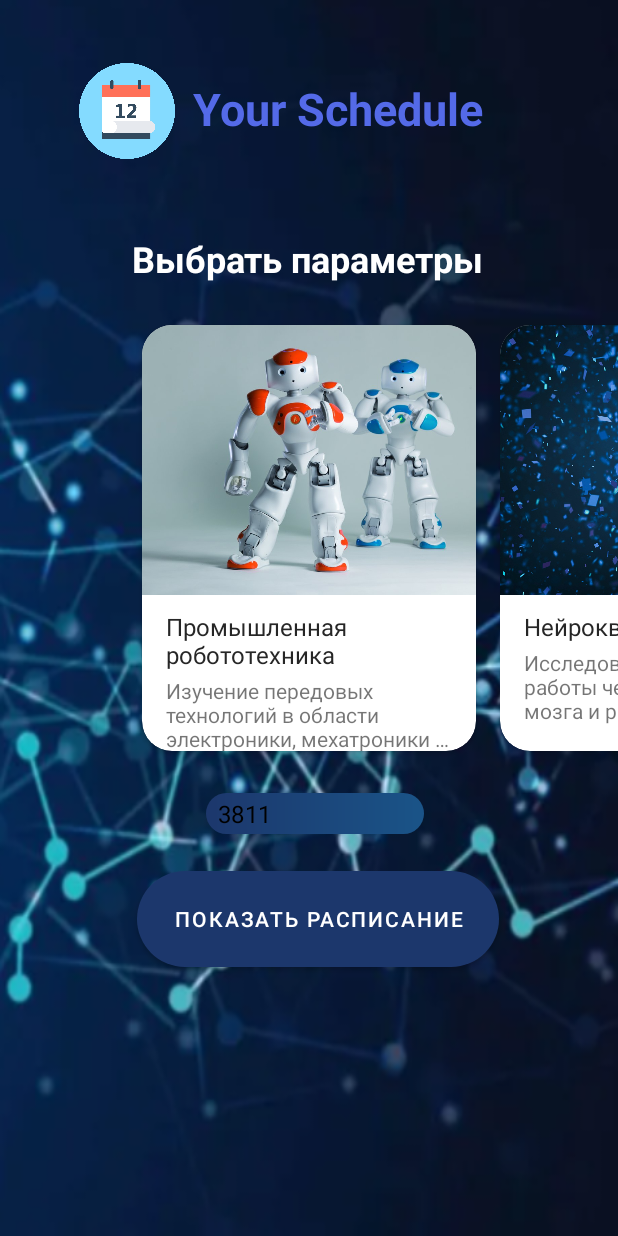
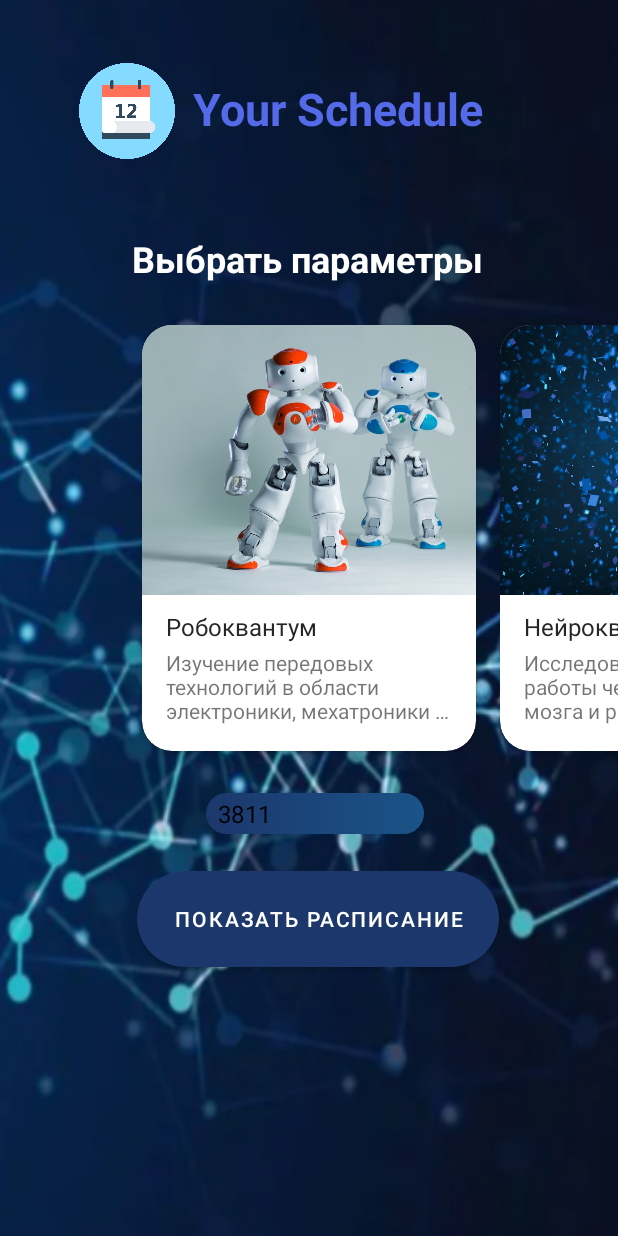
Before and after one commit to Kvantorium16/schedule, an Android app: the screen it shows after launch (MainActivity), on a phone screen of 412 x 824 dp. Run offline under Robolectric (Android 15) with nearby library versions, the light colour scheme and no system bars; Roboto replaces fonts that are not available here.

Commit message:
New subjects

```diff
--- a/app/src/main/java/com/example/schedule/MainActivity.kt
+++ b/app/src/main/java/com/example/schedule/MainActivity.kt
@@ -41,7 +41,7 @@ class MainActivity : AppCompatActivity() {
         (models as ArrayList<Model>).add(
                 Model(
                         R.drawable.robot,
-                        "Промышленная робототехника",
+                        "Робоквантум",
                         "Изучение передовых технологий в области электроники, мехатроники и программирования, конструирование и программирование роботов."
                 )
         )
@@ -79,6 +79,39 @@ class MainActivity : AppCompatActivity() {
                         "Геоквантум",
                         "Работа с дистанционным зондированием Земли, обучение картографии и проектированию виртуальных карт местности."
                 )
+
+        )
+        (models as ArrayList<Model>).add(
+            Model(
+                R.drawable.kvant3d,
+                "3D-моделирование",
+                "Создание прототипов устройств, создание моделей, работа с 3D- графикой и анимация конструкторских решений."
+            )
+
+        )
+        (models as ArrayList<Model>).add(
+            Model(
+                R.drawable.proto,
+                "Прототипирование",
+                "Создание прототипов устройств, создание моделей, работа с 3D- графикой и анимация конструкторских решений."
+            )
+
+        )
+        (models as ArrayList<Model>).add(
+            Model(
+                R.drawable.vrar,
+                "VR/AR-квантум",
+                "Создание приложений виртуальной и дополненной реальности на игровой платформе. Работа с очками и шлемами дополненной и виртуальной реальности."
+            )
+
+        )
+        (models as ArrayList<Model>).add(
+            Model(
+                R.drawable.nano,
+                "Наноквантум",
+                "Изучение современных методов и средств лазерной технологии, работа на лазерном оборудовании."
+            )
+
         )
 
         objViewPager = findViewById(R.id.viewPager);
```
Also changed, not shown: app/src/main/java/com/example/schedule/SecondActivity.kt (+22 -2 lines), app/src/main/res/drawable/kvant3d.png (added), app/src/main/res/drawable/logo230.png (added), app/src/main/res/drawable/nano.jpg (added), app/src/main/res/drawable/proto.png (added), app/src/main/res/drawable/vrar.jpg (added).
